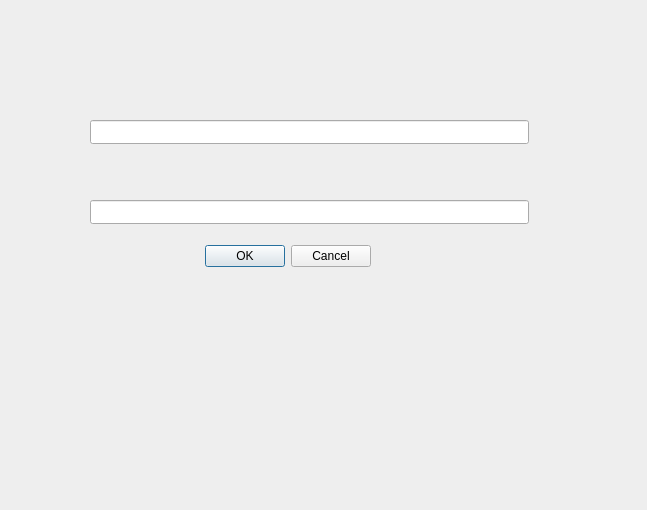
Qt form cuACS/addclient.ui (cameronhawtin/Animal-Farm-cuACS) before a commit.
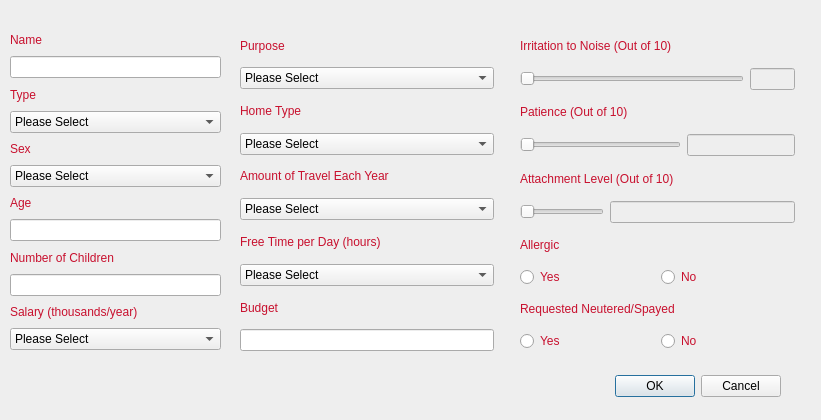
The same form after that commit.

The edit to the form file:
```diff
--- a/cuACS/addclient.ui
+++ b/cuACS/addclient.ui
@@ -6,8 +6,8 @@
    <rect>
     <x>0</x>
     <y>0</y>
-    <width>647</width>
-    <height>510</height>
+    <width>821</width>
+    <height>420</height>
    </rect>
   </property>
   <property name="palette">
@@ -107,8 +107,8 @@
   <widget class="QDialogButtonBox" name="buttonBox">
    <property name="geometry">
     <rect>
-     <x>30</x>
-     <y>240</y>
+     <x>440</x>
+     <y>370</y>
      <width>341</width>
      <height>32</height>
     </rect>
@@ -120,31 +120,619 @@
     <set>QDialogButtonBox::Cancel|QDialogButtonBox::Ok</set>
    </property>
   </widget>
-  <widget class="QLineEdit" name="nameLineEdit">
+  <widget class="QWidget" name="layoutWidget_4">
    <property name="enabled">
     <bool>true</bool>
    </property>
    <property name="geometry">
     <rect>
-     <x>90</x>
-     <y>120</y>
-     <width>439</width>
-     <height>24</height>
+     <x>520</x>
+     <y>30</y>
+     <width>275</width>
+     <height>321</height>
     </rect>
    </property>
+   <layout class="QVBoxLayout" name="verticalLayout_5">
+    <item>
+     <widget class="QLabel" name="irritationLabel">
+      <property name="enabled">
+       <bool>true</bool>
+      </property>
+      <property name="text">
+       <string>&lt;html&gt;&lt;head/&gt;&lt;body&gt;&lt;p&gt;Irritation to Noise (Out of 10)&lt;/p&gt;&lt;/body&gt;&lt;/html&gt;</string>
+      </property>
+     </widget>
+    </item>
+    <item>
+     <layout class="QHBoxLayout" name="horizontalLayout_7" stretch="10,2">
+      <item>
+       <widget class="QSlider" name="patienceSlider_2">
+        <property name="maximum">
+         <number>10</number>
+        </property>
+        <property name="pageStep">
+         <number>2</number>
+        </property>
+        <property name="orientation">
+         <enum>Qt::Horizontal</enum>
+        </property>
+       </widget>
+      </item>
+      <item>
+       <widget class="QLineEdit" name="obedienceLineEdit_2">
+        <property name="enabled">
+         <bool>false</bool>
+        </property>
+        <property name="alignment">
+         <set>Qt::AlignCenter</set>
+        </property>
+       </widget>
+      </item>
+     </layout>
+    </item>
+    <item>
+     <widget class="QLabel" name="labelPatience">
+      <property name="enabled">
+       <bool>true</bool>
+      </property>
+      <property name="text">
+       <string>Patience (Out of 10)</string>
+      </property>
+     </widget>
+    </item>
+    <item>
+     <layout class="QHBoxLayout" name="horizontalLayout_6" stretch="10,0">
+      <item>
+       <widget class="QSlider" name="patienceSlider">
+        <property name="maximum">
+         <number>10</number>
+        </property>
+        <property name="pageStep">
+         <number>2</number>
+        </property>
+        <property name="orientation">
+         <enum>Qt::Horizontal</enum>
+        </property>
+       </widget>
+      </item>
+      <item>
+       <widget class="QLineEdit" name="obedienceLineEdit">
+        <property name="enabled">
+         <bool>false</bool>
+        </property>
+        <property name="alignment">
+         <set>Qt::AlignCenter</set>
+        </property>
+       </widget>
+      </item>
+     </layout>
+    </item>
+    <item>
+     <widget class="QLabel" name="attachmentLabel">
+      <property name="enabled">
+       <bool>true</bool>
+      </property>
+      <property name="text">
+       <string>Attachment Level (Out of 10)</string>
+      </property>
+     </widget>
+    </item>
+    <item>
+     <layout class="QHBoxLayout" name="horizontalLayout_4" stretch="0,2">
+      <item>
+       <widget class="QSlider" name="attachmentSlider">
+        <property name="maximum">
+         <number>10</number>
+        </property>
+        <property name="pageStep">
+         <number>2</number>
+        </property>
+        <property name="orientation">
+         <enum>Qt::Horizontal</enum>
+        </property>
+       </widget>
+      </item>
+      <item>
+       <widget class="QLineEdit" name="attachmentLineEdit">
+        <property name="enabled">
+         <bool>false</bool>
+        </property>
+        <property name="alignment">
+         <set>Qt::AlignCenter</set>
+        </property>
+       </widget>
+      </item>
+     </layout>
+    </item>
+    <item>
+     <widget class="QLabel" name="allergicLabel">
+      <property name="enabled">
+       <bool>true</bool>
+      </property>
+      <property name="text">
+       <string>Allergic</string>
+      </property>
+     </widget>
+    </item>
+    <item>
+     <layout class="QHBoxLayout" name="horizontalLayout_2">
+      <item>
+       <widget class="QRadioButton" name="isAllergicRadioButtonYES">
+        <property name="text">
+         <string>Yes</string>
+        </property>
+       </widget>
+      </item>
+      <item>
+       <widget class="QRadioButton" name="isAllergicRadioButtonNO">
+        <property name="text">
+         <string>No</string>
+        </property>
+       </widget>
+      </item>
+     </layout>
+    </item>
+    <item>
+     <widget class="QLabel" name="requireLabel">
+      <property name="enabled">
+       <bool>true</bool>
+      </property>
+      <property name="text">
+       <string>&lt;html&gt;&lt;head/&gt;&lt;body&gt;&lt;p&gt;Requested Neutered/Spayed&lt;/p&gt;&lt;/body&gt;&lt;/html&gt;</string>
+      </property>
+     </widget>
+    </item>
+    <item>
+     <layout class="QHBoxLayout" name="horizontalLayout_3">
+      <item>
+       <widget class="QRadioButton" name="isNeuteredRadioButtonYES">
+        <property name="text">
+         <string>Yes</string>
+        </property>
+       </widget>
+      </item>
+      <item>
+       <widget class="QRadioButton" name="isNeuteredRadioButtonNO">
+        <property name="text">
+         <string>No</string>
+        </property>
+       </widget>
+      </item>
+     </layout>
+    </item>
+   </layout>
   </widget>
-  <widget class="QLineEdit" name="ageLineEdit">
+  <widget class="QWidget" name="layoutWidget">
    <property name="enabled">
     <bool>true</bool>
    </property>
    <property name="geometry">
     <rect>
-     <x>90</x>
-     <y>200</y>
-     <width>439</width>
-     <height>24</height>
+     <x>10</x>
+     <y>30</y>
+     <width>211</width>
+     <height>320</height>
     </rect>
    </property>
+   <layout class="QVBoxLayout" name="verticalLayout_2">
+    <item>
+     <widget class="QLabel" name="nameLabel">
+      <property name="enabled">
+       <bool>true</bool>
+      </property>
+      <property name="text">
+       <string>Name</string>
+      </property>
+     </widget>
+    </item>
+    <item>
+     <widget class="QLineEdit" name="nameLineEdit">
+      <property name="enabled">
+       <bool>true</bool>
+      </property>
+     </widget>
+    </item>
+    <item>
+     <widget class="QLabel" name="typeLabel">
+      <property name="enabled">
+       <bool>true</bool>
+      </property>
+      <property name="text">
+       <string>Type</string>
+      </property>
+     </widget>
+    </item>
+    <item>
+     <widget class="QComboBox" name="typeComboBox">
+      <property name="enabled">
+       <bool>true</bool>
+      </property>
+      <item>
+       <property name="text">
+        <string>Please Select</string>
+       </property>
+      </item>
+      <item>
+       <property name="text">
+        <string>Cat</string>
+       </property>
+      </item>
+      <item>
+       <property name="text">
+        <string>Dog</string>
+       </property>
+      </item>
+      <item>
+       <property name="text">
+        <string>Hamster</string>
+       </property>
+      </item>
+      <item>
+       <property name="text">
+        <string>Fish</string>
+       </property>
+      </item>
+      <item>
+       <property name="text">
+        <string>Snake</string>
+       </property>
+      </item>
+     </widget>
+    </item>
+    <item>
+     <widget class="QLabel" name="sexLabel">
+      <property name="enabled">
+       <bool>true</bool>
+      </property>
+      <property name="text">
+       <string>Sex</string>
+      </property>
+     </widget>
+    </item>
+    <item>
+     <widget class="QComboBox" name="sexComboBox">
+      <property name="enabled">
+       <bool>true</bool>
+      </property>
+      <item>
+       <property name="text">
+        <string>Please Select</string>
+       </property>
+      </item>
+      <item>
+       <property name="text">
+        <string>Male</string>
+       </property>
+      </item>
+      <item>
+       <property name="text">
+        <string>Female</string>
+       </property>
+      </item>
+     </widget>
+    </item>
+    <item>
+     <widget class="QLabel" name="ageLabel">
+      <property name="enabled">
+       <bool>true</bool>
+      </property>
+      <property name="text">
+       <string>Age</string>
+      </property>
+     </widget>
+    </item>
+    <item>
+     <widget class="QLineEdit" name="ageLineEdit">
+      <property name="enabled">
+       <bool>true</bool>
+      </property>
+     </widget>
+    </item>
+    <item>
+     <widget class="QLabel" name="childrenLabel">
+      <property name="enabled">
+       <bool>true</bool>
+      </property>
+      <property name="text">
+       <string>Number of Children</string>
+      </property>
+     </widget>
+    </item>
+    <item>
+     <widget class="QLineEdit" name="childrenLineEdit">
+      <property name="enabled">
+       <bool>true</bool>
+      </property>
+     </widget>
+    </item>
+    <item>
+     <widget class="QLabel" name="salaryLabel">
+      <property name="enabled">
+       <bool>true</bool>
+      </property>
+      <property name="text">
+       <string>&lt;html&gt;&lt;head/&gt;&lt;body&gt;&lt;p&gt;Salary (thousands/year)&lt;/p&gt;&lt;/body&gt;&lt;/html&gt;</string>
+      </property>
+     </widget>
+    </item>
+    <item>
+     <widget class="QComboBox" name="salaryComboBox">
+      <property name="enabled">
+       <bool>true</bool>
+      </property>
+      <item>
+       <property name="text">
+        <string>Please Select</string>
+       </property>
+      </item>
+      <item>
+       <property name="text">
+        <string>0 - 30</string>
+       </property>
+      </item>
+      <item>
+       <property name="text">
+        <string>30 - 50</string>
+       </property>
+      </item>
+      <item>
+       <property name="text">
+        <string>50 - 70</string>
+       </property>
+      </item>
+      <item>
+       <property name="text">
+        <string>70 - 90</string>
+       </property>
+      </item>
+      <item>
+       <property name="text">
+        <string>90 - 110</string>
+       </property>
+      </item>
+      <item>
+       <property name="text">
+        <string>110 - 130</string>
+       </property>
+      </item>
+      <item>
+       <property name="text">
+        <string>130+</string>
+       </property>
+      </item>
+     </widget>
+    </item>
+   </layout>
+  </widget>
+  <widget class="QWidget" name="layoutWidget_2">
+   <property name="enabled">
+    <bool>true</bool>
+   </property>
+   <property name="geometry">
+    <rect>
+     <x>240</x>
+     <y>30</y>
+     <width>254</width>
+     <height>321</height>
+    </rect>
+   </property>
+   <layout class="QVBoxLayout" name="verticalLayout_3">
+    <item>
+     <widget class="QLabel" name="purposeLabel">
+      <property name="enabled">
+       <bool>true</bool>
+      </property>
+      <property name="text">
+       <string>Purpose</string>
+      </property>
+     </widget>
+    </item>
+    <item>
+     <widget class="QComboBox" name="purposeComboBox">
+      <property name="enabled">
+       <bool>true</bool>
+      </property>
+      <item>
+       <property name="text">
+        <string>Please Select</string>
+       </property>
+      </item>
+      <item>
+       <property name="text">
+        <string>Guard</string>
+       </property>
+      </item>
+      <item>
+       <property name="text">
+        <string>Companion</string>
+       </property>
+      </item>
+      <item>
+       <property name="text">
+        <string>Hunting</string>
+       </property>
+      </item>
+      <item>
+       <property name="text">
+        <string>Gift</string>
+       </property>
+      </item>
+      <item>
+       <property name="text">
+        <string>Breeding</string>
+       </property>
+      </item>
+      <item>
+       <property name="text">
+        <string>Disability</string>
+       </property>
+      </item>
+     </widget>
+    </item>
+    <item>
+     <widget class="QLabel" name="homeTypeLabel">
+      <property name="enabled">
+       <bool>true</bool>
+      </property>
+      <property name="text">
+       <string>Home Type</string>
+      </property>
+     </widget>
+    </item>
+    <item>
+     <widget class="QComboBox" name="homeTypeComboBox">
+      <property name="enabled">
+       <bool>true</bool>
+      </property>
+      <item>
+       <property name="text">
+        <string>Please Select</string>
+       </property>
+      </item>
+      <item>
+       <property name="text">
+        <string>Condo</string>
+       </property>
+      </item>
+      <item>
+       <property name="text">
+        <string>Apartment</string>
+       </property>
+      </item>
+      <item>
+       <property name="text">
+        <string>Small House</string>
+       </property>
+      </item>
+      <item>
+       <property name="text">
+        <string>Medium House</string>
+       </property>
+      </item>
+      <item>
+       <property name="text">
+        <string>Large House</string>
+       </property>
+      </item>
+      <item>
+       <property name="text">
+        <string>Mansion</string>
+       </property>
+      </item>
+     </widget>
+    </item>
+    <item>
+     <widget class="QLabel" name="travelLabel">
+      <property name="enabled">
+       <bool>true</bool>
+      </property>
+      <property name="text">
+       <string>&lt;html&gt;&lt;head/&gt;&lt;body&gt;&lt;p&gt;Amount of Travel Each Year&lt;/p&gt;&lt;/body&gt;&lt;/html&gt;</string>
+      </property>
+     </widget>
+    </item>
+    <item>
+     <widget class="QComboBox" name="travelComboBox">
+      <property name="enabled">
+       <bool>true</bool>
+      </property>
+      <item>
+       <property name="text">
+        <string>Please Select</string>
+       </property>
+      </item>
+      <item>
+       <property name="text">
+        <string>No Travel</string>
+       </property>
+      </item>
+      <item>
+       <property name="text">
+        <string>1 - 2 Weeks</string>
+       </property>
+      </item>
+      <item>
+       <property name="text">
+        <string>3 - 4 Weeks</string>
+       </property>
+      </item>
+      <item>
+       <property name="text">
+        <string>2 - 3 Months</string>
+       </property>
+      </item>
+      <item>
+       <property name="text">
+        <string>4 - 6 months</string>
+       </property>
+      </item>
+      <item>
+       <property name="text">
+        <string>Constant Travel</string>
+       </property>
+      </item>
+     </widget>
+    </item>
+    <item>
+     <widget class="QLabel" name="freeTimeLabel">
+      <property name="enabled">
+       <bool>true</bool>
+      </property>
+      <property name="text">
+       <string>Free Time per Day (hours)</string>
+      </property>
+     </widget>
+    </item>
+    <item>
+     <widget class="QComboBox" name="freeTimeComboBox">
+      <property name="enabled">
+       <bool>true</bool>
+      </property>
+      <item>
+       <property name="text">
+        <string>Please Select</string>
+       </property>
+      </item>
+      <item>
+       <property name="text">
+        <string>0 - 1</string>
+       </property>
+      </item>
+      <item>
+       <property name="text">
+        <string>1 - 2</string>
+       </property>
+      </item>
+      <item>
+       <property name="text">
+        <string>3 - 4</string>
+       </property>
+      </item>
+      <item>
+       <property name="text">
+        <string>5+</string>
+       </property>
+      </item>
+     </widget>
+    </item>
+    <item>
+     <widget class="QLabel" name="budgetLabel">
+      <property name="enabled">
+       <bool>true</bool>
+      </property>
+      <property name="text">
+       <string>Budget</string>
+      </property>
+     </widget>
+    </item>
+    <item>
+     <widget class="QLineEdit" name="budgetLineEdit">
+      <property name="enabled">
+       <bool>true</bool>
+      </property>
+     </widget>
+    </item>
+   </layout>
   </widget>
  </widget>
  <resources/>
```
